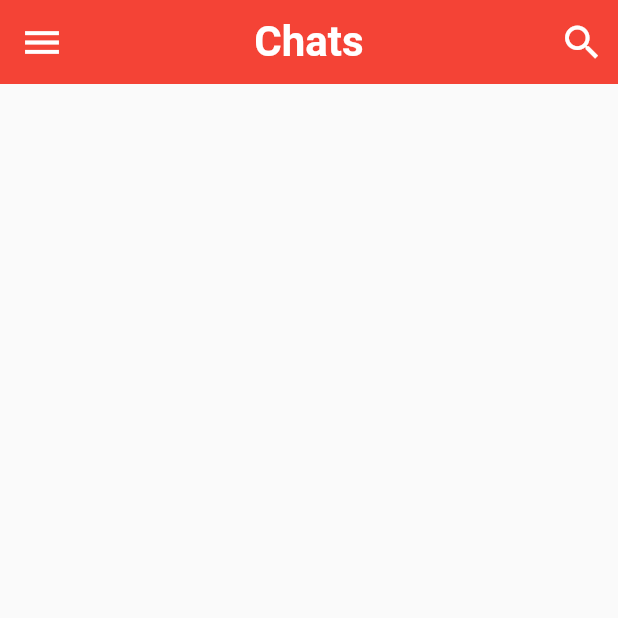
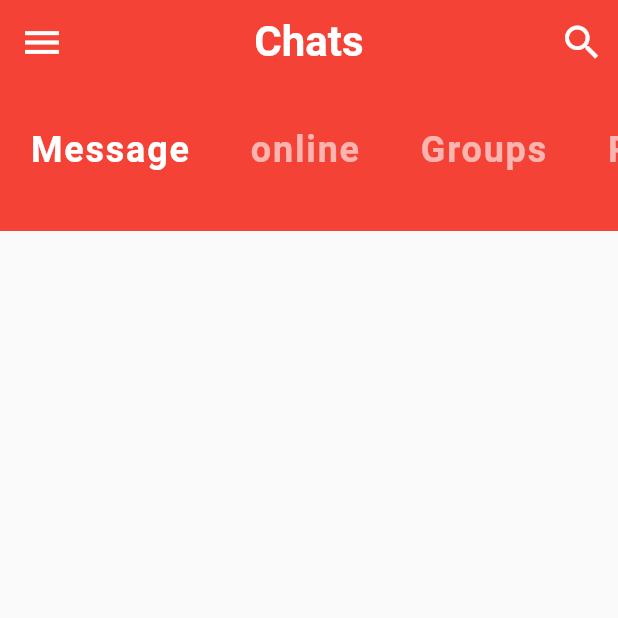
Before and after one commit to yonatantasew/cattapp, a Flutter app: the screen it shows after launch, on a phone screen of 412 x 824 dp, the top half of it. Run offline on Flutter 3.47's test engine with Material 2 defaults, Android fonts, the phone set to English and light mode, and no system bars.

Commit message:
catagory selecter built

```diff
--- a/lib/screens/home_screen.dart
+++ b/lib/screens/home_screen.dart
@@ -1,4 +1,5 @@
 import 'package:flutter/material.dart';
+import 'package:chattapp/widgets/catagory_selector.dart';
 
 class HomeScreen extends StatefulWidget {
   const HomeScreen({Key? key}) : super(key: key);
@@ -38,7 +39,9 @@ class _HomeScreenState extends State<HomeScreen> {
         ],
       ),
       body: Column(
-        children: <Widget>[],
+        children: <Widget>[
+          catagorySelector(),
+        ],
       ),
     );
   }
--- /dev/null
+++ b/lib/widgets/catagory_selector.dart
@@ -0,0 +1,45 @@
+import 'package:flutter/material.dart';
+
+class catagorySelector extends StatefulWidget {
+  const catagorySelector({Key? key}) : super(key: key);
+
+  @override
+  State<catagorySelector> createState() => _catagorySelectorState();
+}
+
+class _catagorySelectorState extends State<catagorySelector> {
+  int selectedIndex = 0;
+  final List<String> catagories = ['Message', 'online', 'Groups', 'Requests'];
+  @override
+  Widget build(BuildContext context) {
+    return Container(
+        height: 98.0,
+        color: Theme.of(context).primaryColor,
+        child: ListView.builder(
+          scrollDirection: Axis.horizontal,
+          itemCount: catagories.length,
+          itemBuilder: (BuildContext context, int index) {
+            return GestureDetector(
+              onTap: () {
+                setState(() {
+                  selectedIndex = index;
+                });
+              },
+              child: Padding(
+                  padding:
+                      EdgeInsets.symmetric(horizontal: 20.0, vertical: 30.0),
+                  child: Text(
+                    catagories[index],
+                    style: TextStyle(
+                        color: index == selectedIndex
+                            ? Colors.white
+                            : Colors.white60,
+                        fontSize: 24.0,
+                        fontWeight: FontWeight.bold,
+                        letterSpacing: 1.2),
+                  )),
+            );
+          },
+        ));
+  }
+}
```
